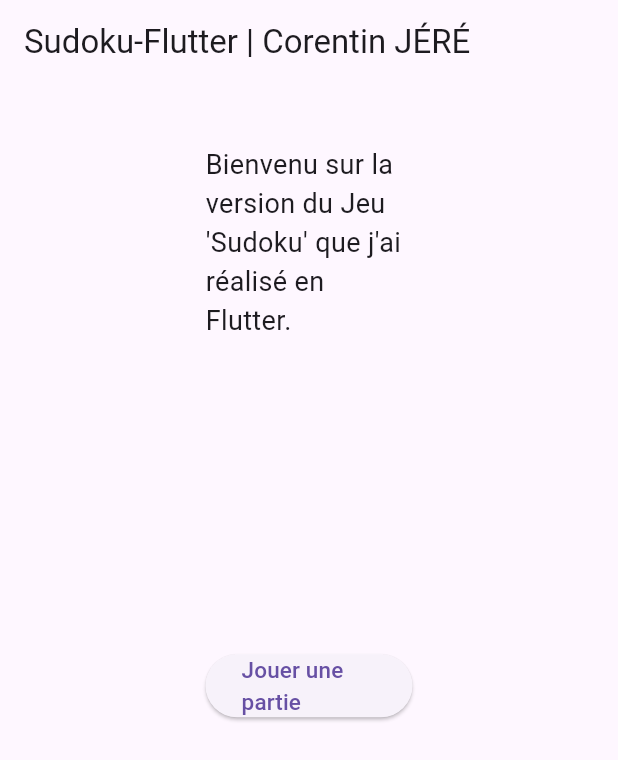
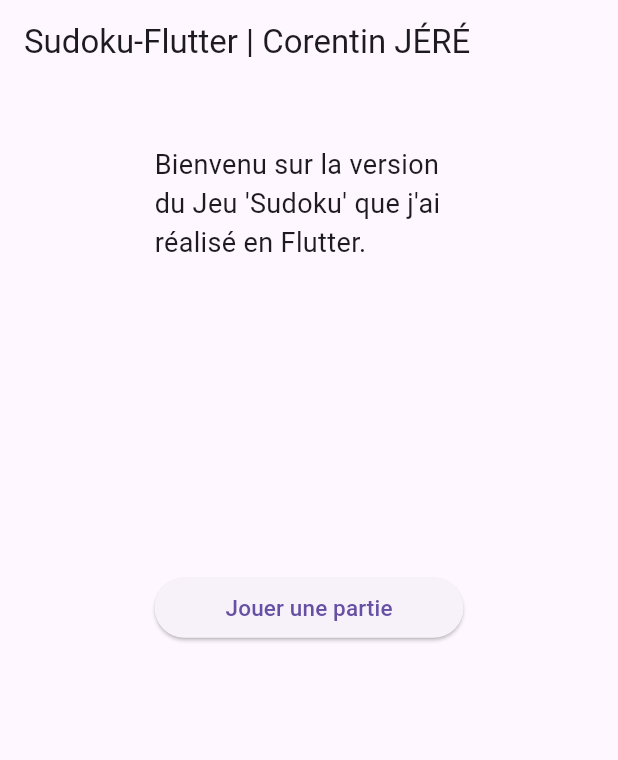
Before and after one commit to CJs0800/Sudoku_Flutter, a Flutter app: the screen it shows after launch, after a tap on "Jouer une partie", after a tap on "Abandonner", on a phone screen of 412 x 824 dp. Shown: the top 760 px of the screen. Run offline on Flutter 3.47's test engine with Material 3 defaults, Android fonts, the phone set to English and light mode, and no system bars; our stand-ins replace awesome_snackbar_content, go_router; missing offline and left inert: sudoku_api.

Commit message:
Fix: fix after an android test.

```diff
--- a/lib/ButtonGrid.dart
+++ b/lib/ButtonGrid.dart
@@ -20,8 +20,8 @@ class Buttongrid extends StatelessWidget {
   Widget build(BuildContext context) {
     return GridView.count(
       crossAxisCount: 5,
-      mainAxisSpacing: boxSize~/9,
-      crossAxisSpacing: boxSize~/6,
+      mainAxisSpacing: boxSize/9,
+      crossAxisSpacing: boxSize/6,
       childAspectRatio: 1.5,
       children: List.generate(10, (buttonIndex) {
         bool isEnable = selectedRow != null && selectedCol != null && !puzzle?.board()?.matrix()?[selectedRow][selectedCol].prefill();
--- a/lib/HomePage.dart
+++ b/lib/HomePage.dart
@@ -6,7 +6,7 @@ class HomePage extends StatelessWidget {
 
   @override
   Widget build(BuildContext context) {
-    var width = (MediaQuery.of(context).size.width/ 3).ceil().toDouble();
+    var width = (MediaQuery.of(context).size.width/ 2).ceil().toDouble();
     var height = (MediaQuery.of(context).size.height / 2).ceil().toDouble();
 
     return Scaffold(
```
